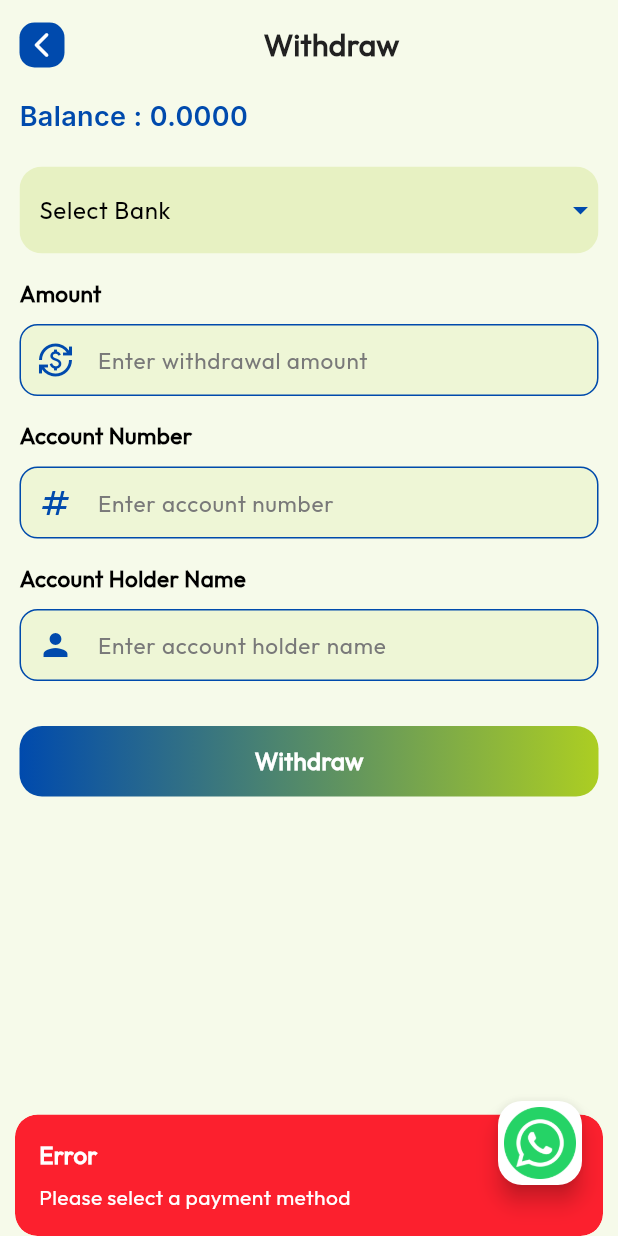
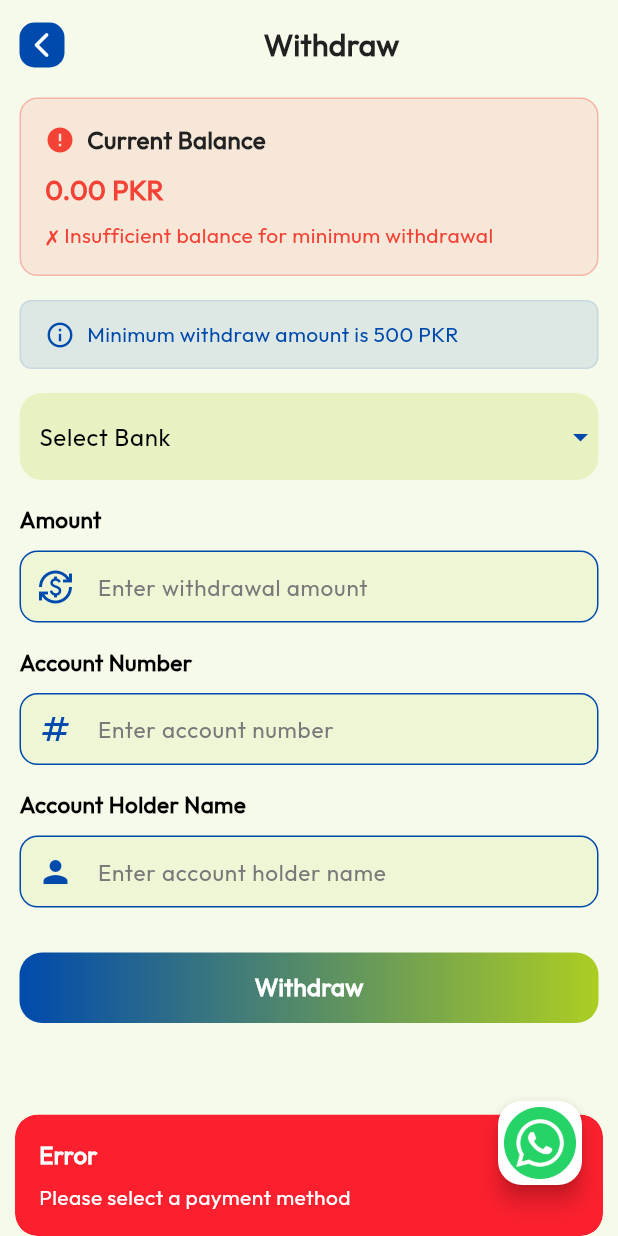
Before and after one commit to LeasureNFT/leasure_nft, a Flutter app: the WithdrawalScreen screen opened directly, after a tap on "Withdraw", on a phone screen of 412 x 824 dp. Run offline on Flutter 3.47's test engine with Material 3 defaults, Android fonts, the phone set to English and light mode, and no system bars; our stand-ins replace cloud_firestore, device_info_plus, dropdown_search, firebase_auth, firebase_core, flutter_rating_bar and 6 more; missing offline and left inert: universal_html; accounts and stored records are empty.

Commit message:
changes update

```diff
--- a/lib/app/core/assets/constant.dart
+++ b/lib/app/core/assets/constant.dart
@@ -1 +1,14 @@
 const String kInitialSettingJson = "assets/setting/initial_settings.json";
+
+// Minimum transaction amounts
+const double MINIMUM_DEPOSIT_AMOUNT = 500.0;
+const double MINIMUM_WITHDRAW_AMOUNT = 500.0;
+const double MINIMUM_BALANCE_FOR_TASKS = 500.0;
+
+// Transaction validation messages
+const String MIN_DEPOSIT_MESSAGE = "Minimum deposit amount is 500 PKR";
+const String MIN_WITHDRAW_MESSAGE = "Minimum withdraw amount is 500 PKR";
+const String INSUFFICIENT_BALANCE_MESSAGE =
+    "Insufficient balance. You have {amount} PKR available";
+const String LOW_BALANCE_TASK_MESSAGE =
+    "Your balance is too low. Please deposit at least 500 to access tasks.";
--- /dev/null
+++ b/lib/app/core/widgets/minimum_amount_info.dart
@@ -0,0 +1,133 @@
+import 'package:flutter/material.dart';
+import 'package:flutter_screenutil/flutter_screenutil.dart';
+import 'package:leasure_nft/app/core/app_colors.dart';
+import 'package:leasure_nft/app/core/app_textstyle.dart';
+import 'package:leasure_nft/app/core/assets/constant.dart';
+
+class MinimumAmountInfo extends StatelessWidget {
+  final String transactionType; // 'deposit' or 'withdraw'
+  final Color? backgroundColor;
+  final Color? textColor;
+
+  const MinimumAmountInfo({
+    Key? key,
+    required this.transactionType,
+    this.backgroundColor,
+    this.textColor,
+  }) : super(key: key);
+
+  @override
+  Widget build(BuildContext context) {
+    final isDeposit = transactionType.toLowerCase() == 'deposit';
+    final minAmount =
+        isDeposit ? MINIMUM_DEPOSIT_AMOUNT : MINIMUM_WITHDRAW_AMOUNT;
+
+    return Container(
+      padding: EdgeInsets.symmetric(horizontal: 16.w, vertical: 12.h),
+      decoration: BoxDecoration(
+        color: backgroundColor ?? AppColors.primaryColor.withOpacity(0.1),
+        borderRadius: BorderRadius.circular(8.r),
+        border: Border.all(
+          color: backgroundColor ?? AppColors.primaryColor.withOpacity(0.3),
+          width: 1,
+        ),
+      ),
+      child: Row(
+        children: [
+          Icon(
+            Icons.info_outline,
+            color: textColor ?? AppColors.primaryColor,
+            size: 20.sp,
+          ),
+          SizedBox(width: 8.w),
+          Expanded(
+            child: Text(
+              'Minimum ${transactionType.toLowerCase()} amount is ${minAmount.toInt()} PKR',
+              style: AppTextStyles.adaptiveText(context, 14).copyWith(
+                color: textColor ?? AppColors.primaryColor,
+                fontWeight: FontWeight.w500,
+              ),
+            ),
+          ),
+        ],
+      ),
+    );
+  }
+}
+
+class BalanceInfoCard extends StatelessWidget {
+  final double currentBalance;
+  final String transactionType;
+
+  const BalanceInfoCard({
+    Key? key,
+    required this.currentBalance,
+    required this.transactionType,
+  }) : super(key: key);
+
+  @override
+  Widget build(BuildContext context) {
+    final isWithdraw = transactionType.toLowerCase() == 'withdraw';
+    final minAmount =
+        isWithdraw ? MINIMUM_WITHDRAW_AMOUNT : MINIMUM_DEPOSIT_AMOUNT;
+    final canProceed = isWithdraw ? currentBalance >= minAmount : true;
+
+    return Container(
+      padding: EdgeInsets.all(16.w),
+      decoration: BoxDecoration(
+        color: canProceed
+            ? Colors.green.withOpacity(0.1)
+            : Colors.red.withOpacity(0.1),
+        borderRadius: BorderRadius.circular(12.r),
+        border: Border.all(
+          color: canProceed
+              ? Colors.green.withOpacity(0.3)
+              : Colors.red.withOpacity(0.3),
+          width: 1,
+        ),
+      ),
+      child: Column(
+        crossAxisAlignment: CrossAxisAlignment.start,
+        children: [
+          Row(
+            children: [
+              Icon(
+                canProceed ? Icons.check_circle : Icons.error,
+                color: canProceed ? Colors.green : Colors.red,
+                size: 20.sp,
+              ),
+              SizedBox(width: 8.w),
+              Text(
+                'Current Balance',
+                style: AppTextStyles.adaptiveText(context, 16).copyWith(
+                  fontWeight: FontWeight.bold,
+                  color: AppColors.blackColor,
+                ),
+              ),
+            ],
+          ),
+          SizedBox(height: 8.h),
+          Text(
+            '${currentBalance.toStringAsFixed(2)} PKR',
+            style: AppTextStyles.adaptiveText(context, 18).copyWith(
+              fontWeight: FontWeight.bold,
+              color: canProceed ? Colors.green : Colors.red,
+            ),
+          ),
+          if (isWithdraw) ...[
+            SizedBox(height: 8.h),
+            Text(
+              canProceed
+                  ? '✓ You can withdraw up to ${currentBalance.toStringAsFixed(2)} PKR'
+                  : '✗ Insufficient balance for minimum withdrawal',
+              style: AppTextStyles.adaptiveText(context, 14).copyWith(
+                color: canProceed ? Colors.green : Colors.red,
+                fontWeight: FontWeight.w500,
+              ),
+            ),
+          ],
+        ],
+      ),
+    );
+  }
+}
--- a/lib/app/users/screens/dashboard/deposit/controller/deposit_controller.dart
+++ b/lib/app/users/screens/dashboard/deposit/controller/deposit_controller.dart
@@ -10,6 +10,7 @@ import 'package:fluttertoast/fluttertoast.dart';
 import 'package:get/get.dart';
 import 'package:image/image.dart' as img;
 import 'package:image_picker/image_picker.dart';
+import 'package:leasure_nft/app/core/assets/constant.dart';
 
 class DepositController extends GetxController {
   final FirebaseFirestore firestore = FirebaseFirestore.instance;
@@ -112,6 +113,19 @@ class DepositController extends GetxController {
     try {
       isloading.value = true;
       final userId = FirebaseAuth.instance.currentUser!.uid;
+
+      // Validate minimum deposit amount
+      final depositAmount =
+          double.tryParse(amountController.text.trim()) ?? 0.0;
+      if (depositAmount < MINIMUM_DEPOSIT_AMOUNT) {
+        Fluttertoast.showToast(
+          msg: MIN_DEPOSIT_MESSAGE,
+          backgroundColor: Colors.red,
+        );
+        isloading.value = false;
+        return;
+      }
+
       // Ban check
       final userDoc = await FirebaseFirestore.instance
           .collection('users')
--- a/lib/app/users/screens/dashboard/deposit/payment_detail_screen.dart
+++ b/lib/app/users/screens/dashboard/deposit/payment_detail_screen.dart
@@ -11,6 +11,8 @@ import 'package:leasure_nft/app/core/widgets/custom_text_field.dart';
 import 'package:leasure_nft/app/core/widgets/header.dart';
 import 'package:leasure_nft/app/core/widgets/toas_message.dart';
 import 'package:leasure_nft/app/users/screens/dashboard/deposit/controller/deposit_controller.dart';
+import 'package:leasure_nft/app/core/assets/constant.dart';
+import 'package:leasure_nft/app/core/widgets/minimum_amount_info.dart';
 
 class PaymentDetailScreen extends StatelessWidget {
   final QueryDocumentSnapshot payment;
@@ -197,11 +199,19 @@ class PaymentDetailScreen extends StatelessWidget {
                     ),
                   ),
                   SizedBox(height: 20.h),
+
+                  // Minimum amount info
+                  MinimumAmountInfo(
+                    transactionType: 'deposit',
+                    backgroundColor: AppColors.primaryColor.withOpacity(0.1),
+                  ),
+
+                  SizedBox(height: 16.h),
+
                   CustomTextField(
                     hintText: "Enter Amount",
                     prefixIcon: Icons.request_page,
-                    inputFormatter: [
-                      FilteringTextInputFormatter.digitsOnly,
+                    inputFormatter: [                  FilteringTextInputFormatter.digitsOnly,
                     ],
                     controller: controller.amountController,
                     onChanged: (v) {
@@ -210,6 +220,10 @@ class PaymentDetailScreen extends StatelessWidget {
                     validator: (value) {
                       if (value!.isEmpty) {
                         return 'Amount is required';
+                      }
+                      final amount = double.tryParse(value) ?? 0.0;
+                      if (amount < MINIMUM_DEPOSIT_AMOUNT) {
+                        return MIN_DEPOSIT_MESSAGE;
                       }
                       return null;
                     },
@@ -285,13 +299,14 @@ class PaymentDetailScreen extends StatelessWidget {
                           if (formkey.currentState!.validate()) {
                             if (controller.isloading.value) {
                               showToast("Please wait, processing...");
-                            }else{
-                            controller.submitPayment(
-                                acName: payment['accountName'],
-                                acNumber: payment['accountNumber'],
-                                holdername: payment["bankName"],
-                                paymentmethod: payment['accountName']);
-                          }}
+                            } else {
+                              controller.submitPayment(
+                                  acName: payment['accountName'],
+                                  acNumber: payment['accountNumber'],
+                                  holdername: payment["bankName"],
+                                  paymentmethod: payment['accountName']);
+                            }
+                          }
                         },
                         loading: controller.isloading.value,
                         text: "Submit"),
--- a/lib/app/users/screens/dashboard/task/controller/user_task_controller.dart
+++ b/lib/app/users/screens/dashboard/task/controller/user_task_controller.dart
@@ -6,6 +6,7 @@ import 'package:get/get.dart';
 import 'package:get_storage/get_storage.dart';
 import 'package:intl/intl.dart';
 import 'package:leasure_nft/app/core/utils/cache_manager.dart';
+import 'package:leasure_nft/app/core/assets/constant.dart';
 
 class UserTaskController extends GetxController with WidgetsBindingObserver {
   RxBool isLoading = false.obs;
@@ -186,13 +187,11 @@ class UserTaskController extends GetxController with WidgetsBindingObserver {
       // Get cashVault value (default to 0 if null)
       double cashVault = double.parse(userDoc['cashVault'].toString());
 
-      // Check if cashVault is below 500
-      if (cashVault < 500) {
-        errorMsg.value =
-            "Your balance is too low. Please deposit at least 500 to access tasks.";
+      // Check if cashVault is below minimum balance
+      if (cashVault < MINIMUM_BALANCE_FOR_TASKS) {
+        errorMsg.value = LOW_BALANCE_TASK_MESSAGE;
 
-        throw Exception(
-            "Your balance is too low. Please deposit at least 500 to access tasks.");
+        throw Exception(LOW_BALANCE_TASK_MESSAGE);
       }
 
       // Fetch tasks if cashVault is 500 or more
--- a/lib/app/users/screens/dashboard/withdraw/controller/user_withdraw_controller.dart
+++ b/lib/app/users/screens/dashboard/withdraw/controller/user_withdraw_controller.dart
@@ -8,6 +8,7 @@ import 'package:fluttertoast/fluttertoast.dart';
 import 'package:get/get.dart';
 import 'package:leasure_nft/app/core/widgets/loading.dart';
 import 'package:leasure_nft/app/core/widgets/toas_message.dart';
+import 'package:leasure_nft/app/core/assets/constant.dart';
 
 class UserWithdrawController extends GetxController {
   final TextEditingController amountController = TextEditingController();
@@ -109,6 +110,15 @@ class UserWithdrawController extends GetxController {
 
         return;
       }
+
+      // Validate minimum withdraw amount
+      final withdrawAmount =
+          double.tryParse(amountController.text.trim()) ?? 0.0;
+      if (withdrawAmount < MINIMUM_WITHDRAW_AMOUNT) {
+        showToast(MIN_WITHDRAW_MESSAGE, isError: true);
+        return;
+      }
+
       isloading.value = true;
 
       final user_id = FirebaseAuth.instance.currentUser!.uid;
@@ -126,15 +136,25 @@ class UserWithdrawController extends GetxController {
         return;
       }
 
-      if (cashVault.value < 500) {
+      if (cashVault.value < MINIMUM_BALANCE_FOR_TASKS) {
         CustomLoading.hide();
-        showToast("Your Balance is less than 500", isError: true);
+        showToast(
+            "Your Balance is less than ${MINIMUM_BALANCE_FOR_TASKS.toInt()}",
+            isError: true);
 
         isloading.value = false;
         return;
       }
-      final withdrawAmount =
-          double.tryParse(amountController.text.trim()) ?? 0.0;
+
+      // Check if user has enough balance for the withdraw amount
+      if (cashVault.value < withdrawAmount) {
+        showToast(
+            INSUFFICIENT_BALANCE_MESSAGE.replaceAll(
+                '{amount}', cashVault.value.toString()),
+            isError: true);
+        isloading.value = false;
+        return;
+      }
       await FirebaseFirestore.instance.collection('users').doc(user_id).update({
         "cashVault": FieldValue.increment(-withdrawAmount),
       });
--- a/lib/app/users/screens/dashboard/withdraw/withdraw_screen.dart
+++ b/lib/app/users/screens/dashboard/withdraw/withdraw_screen.dart
@@ -11,6 +11,8 @@ import 'package:leasure_nft/app/core/widgets/header.dart';
 import 'package:leasure_nft/app/core/widgets/toas_message.dart';
 import 'package:leasure_nft/app/users/contollers/user_main_controller.dart';
 import 'package:leasure_nft/app/users/screens/dashboard/withdraw/controller/user_withdraw_controller.dart';
+import 'package:leasure_nft/app/core/assets/constant.dart';
+import 'package:leasure_nft/app/core/widgets/minimum_amount_info.dart';
 
 class WithdrawalScreen extends GetView<UserWithdrawController> {
   //
@@ -42,18 +44,19 @@ class WithdrawalScreen extends GetView<UserWithdrawController> {
                         }),
                     SizedBox(height: 20.h),
 
-                    Obx(
-                      () => Text(
-                        'Balance : ${controller.cashVault.value.toStringAsFixed(4)}',
-                        style: GoogleFonts.inter(
-                          fontWeight: FontWeight.w600,
-                          fontSize: 18.sp,
-                          color: AppColors.primaryColor,
-                        ),
-                      ),
+                    Obx(() => BalanceInfoCard(
+                          currentBalance: controller.cashVault.value,
+                          transactionType: 'withdraw',
+                        )),
+
+                    SizedBox(height: 16.h),
+
+                    // Minimum amount info
+                    MinimumAmountInfo(
+                      transactionType: 'withdraw',
+                      backgroundColor: AppColors.primaryColor.withOpacity(0.1),
                     ),
-                    SizedBox(height: 20.h),
-
+                    SizedBox(height: 16.h),
                     // Payment Method Dropdown
                     Obx(() => ClipRRect(
                           borderRadius:
@@ -151,11 +154,17 @@ class WithdrawalScreen extends GetView<UserWithdrawController> {
 
                     SizedBox(height: 16.h),
 
+                    // Balance info card
+
                     // Amount Field
                     CustomTextField(
                       validator: (v) {
                         if (v!.isEmpty) {
                           return 'Please enter amount';
+                        }
+                        final amount = double.tryParse(v) ?? 0.0;
+                        if (amount < MINIMUM_WITHDRAW_AMOUNT) {
+                          return MIN_WITHDRAW_MESSAGE;
                         }
                         return null;
                       },
```
Also changed, not shown: 1 other file.
